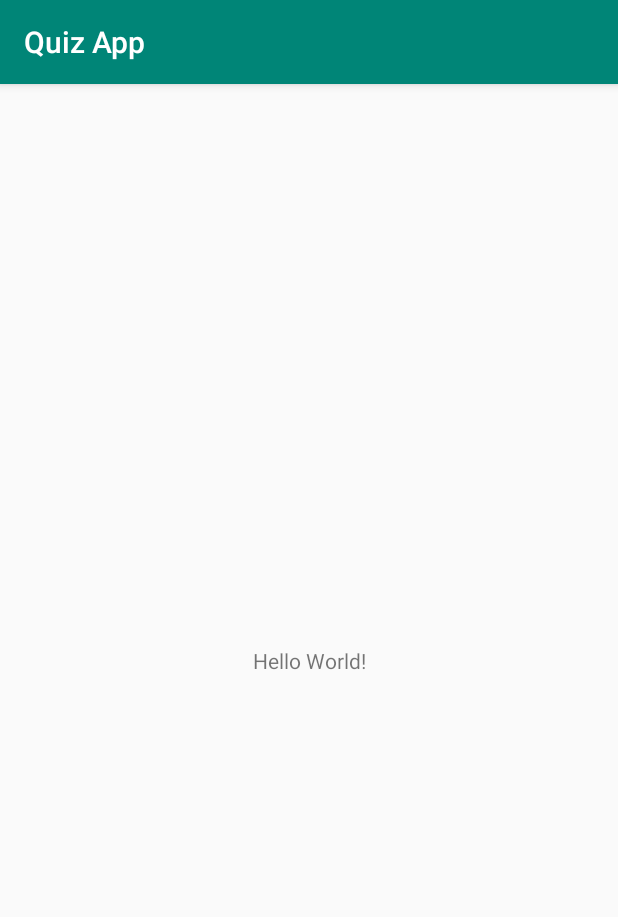
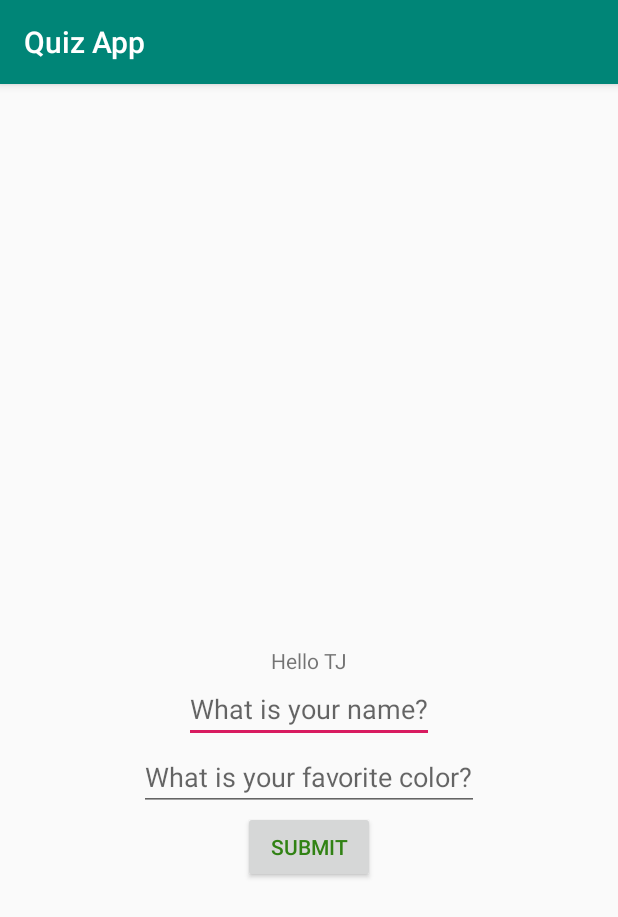
Before and after one commit to dhan0779/quiz-app, an Android app: the screen it shows after launch (MainActivity), on a phone screen of 412 x 824 dp. Shown: the top 917 px of the screen. Run offline under Robolectric (Android 15) with nearby library versions, the phone set to English and light mode, and no system bars.

Commit message:
finished tutorial

```diff
--- a/app/src/main/java/com/handavid/quizapp/MainActivity.java
+++ b/app/src/main/java/com/handavid/quizapp/MainActivity.java
@@ -1,14 +1,43 @@
 package com.handavid.quizapp;
 
 import androidx.appcompat.app.AppCompatActivity;
-
 import android.os.Bundle;
+import android.widget.Button;
+import android.view.View;
+import android.util.Log;
+import android.widget.EditText;
+import android.widget.TextView;
 
 public class MainActivity extends AppCompatActivity {
-
+    Button submitButton;
+    EditText responseText;
+    TextView displayText;
     @Override
     protected void onCreate(Bundle savedInstanceState) {
         super.onCreate(savedInstanceState);
         setContentView(R.layout.activity_main);
+        submitButton=findViewById(R.id.clickButton);
+        responseText=findViewById(R.id.responseEditText);
+        displayText=findViewById(R.id.textBox);
+        submitButton.setOnClickListener(new View.OnClickListener(){
+            @Override
+            public void onClick(View view){
+                System.out.println("Hello mom");
+                Log.i("testButton","Hi dad! "+responseText.getText().toString());
+                displayText.setText(displayText.getText().toString()+" "+responseText.getText().toString());
+            }
+        });
+        responseText.setOnFocusChangeListener(new View.OnFocusChangeListener() {
+            @Override
+            public void onFocusChange(View v, boolean hasFocus) {
+                if(!hasFocus){
+                    if(responseText.getText().toString().equals("Hello TJ!")){
+                        displayText.setText("TJ Rocks!");
+                        responseText.setText("");
+                        responseText.setHint("That's a good name");
+                    }
+                }
+            }
+        });
     }
 }
--- a/app/src/main/res/layout/activity_main.xml
+++ b/app/src/main/res/layout/activity_main.xml
@@ -7,12 +7,41 @@
     tools:context=".MainActivity">
 
     <TextView
+        android:id="@+id/textBox"
         android:layout_width="wrap_content"
         android:layout_height="wrap_content"
-        android:text="Hello World!"
+        android:text="@string/text_box_label"
         app:layout_constraintBottom_toBottomOf="parent"
         app:layout_constraintLeft_toLeftOf="parent"
         app:layout_constraintRight_toRightOf="parent"
         app:layout_constraintTop_toTopOf="parent" />
+    <EditText
+        android:id="@+id/responseEditText"
+        android:layout_width="wrap_content"
+        android:layout_height="wrap_content"
+        android:hint="@string/name_hint"
+        app:layout_constraintTop_toBottomOf="@+id/textBox"
+        app:layout_constraintLeft_toLeftOf="parent"
+        app:layout_constraintRight_toRightOf="parent"
+        app:layout_constraintBottom_toTopOf="@+id/response2EditText"/>
+    <EditText
+        android:id="@+id/response2EditText"
+        android:layout_width="wrap_content"
+        android:layout_height="wrap_content"
+        android:hint="@string/color_hint"
+        app:layout_constraintTop_toBottomOf="@+id/responseEditText"
+        app:layout_constraintLeft_toLeftOf="parent"
+        app:layout_constraintRight_toRightOf="parent"/>
+    <Button
+        android:id="@+id/clickButton"
+        android:layout_width="wrap_content"
+        android:layout_height="wrap_content"
+        android:text="@string/submit_button"
+        android:textColor="#318214"
+        android:textAllCaps="true"
+        app:layout_constraintTop_toBottomOf="@+id/response2EditText"
+        app:layout_constraintLeft_toLeftOf="parent"
+        app:layout_constraintRight_toRightOf="parent"
+        />
 
 </androidx.constraintlayout.widget.ConstraintLayout>
--- a/app/src/main/res/values/strings.xml
+++ b/app/src/main/res/values/strings.xml
@@ -1,3 +1,7 @@
 <resources>
     <string name="app_name">Quiz App</string>
+    <string name="submit_button">Submit</string>
+    <string name="text_box_label">Hello TJ</string>
+    <string name="name_hint">What is your name?</string>
+    <string name="color_hint">What is your favorite color?</string>
 </resources>
```
